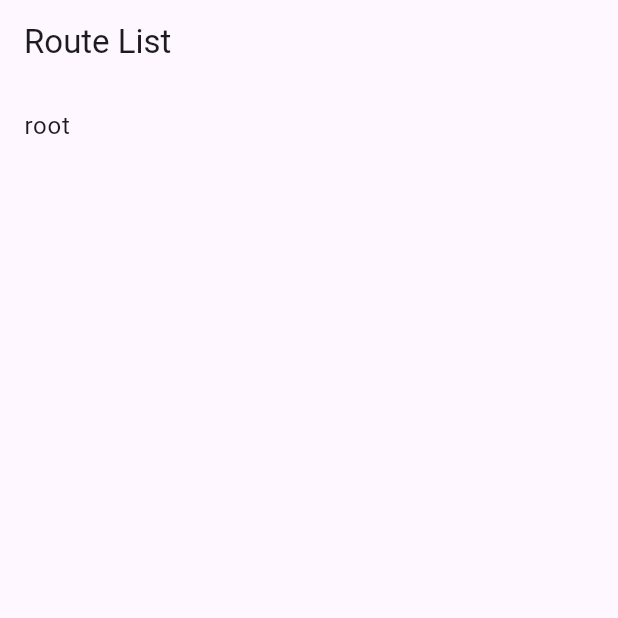
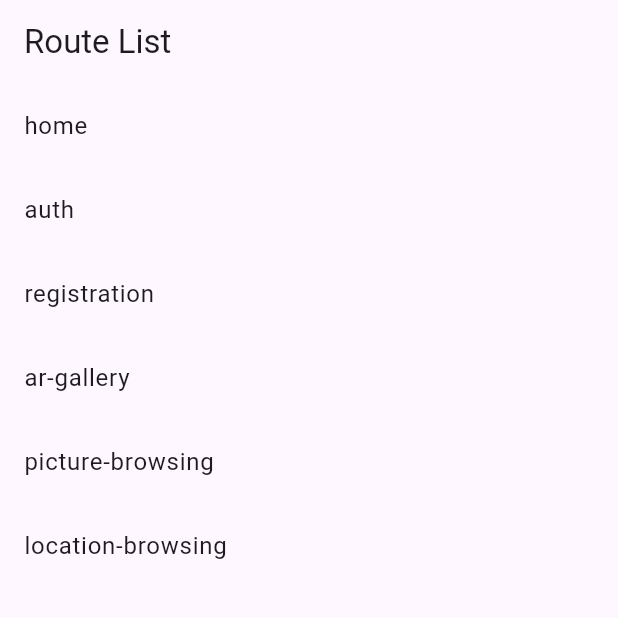
Before and after one commit to scla-sagauniv/last-tamushun-app, a Flutter app: the RouteListPage screen opened by its route, on a phone screen of 412 x 824 dp, the top half of it. Run offline on Flutter 3.47's test engine with Material 3 defaults, Android fonts, the phone set to English and light mode, and no system bars; our stand-ins replace go_router; missing offline and left inert: arkit_plugin.

Commit message:
feat: 必要なページ追加

```diff
--- a/lib/router.dart
+++ b/lib/router.dart
@@ -1,6 +1,11 @@
 import 'package:flutter/material.dart';
 import 'package:go_router/go_router.dart';
+import 'package:last_tamushun_app/ar_gallery/ar_gallery_page.dart';
+import 'package:last_tamushun_app/authentication/auth_page.dart';
 import 'package:last_tamushun_app/home/home_page.dart';
+import 'package:last_tamushun_app/location_browsing/location_browsing_page.dart';
+import 'package:last_tamushun_app/picture_browsing/picture_browsing_page.dart';
+import 'package:last_tamushun_app/registration/registration_page.dart';
 
 // GoRouter configuration
 GoRouter router = GoRouter(
@@ -12,6 +17,26 @@ GoRouter router = GoRouter(
     GoRoute(
       path: '/',
       builder: (context, state) => const HomePage(),
+    ),
+    GoRoute(
+      path: '/auth',
+      builder: (context, state) => const AuthPage(),
+    ),
+    GoRoute(
+      path: '/registration',
+      builder: (context, state) => const RegistrationPage(),
+    ),
+    GoRoute(
+      path: '/ar-gallery',
+      builder: (context, state) => const ARGalleryPage(),
+    ),
+    GoRoute(
+      path: '/picture-browsing',
+      builder: (context, state) => const PictureBrowsingPage(),
+    ),
+    GoRoute(
+      path: '/location-browsing',
+      builder: (context, state) => const LocationBrowsingPage(),
     ),
   ],
 );
@@ -28,8 +53,28 @@ class RouteListPage extends StatelessWidget {
       body: ListView(
         children: [
           ListTile(
-            title: const Text('root'),
+            title: const Text('home'),
             onTap: () => context.go('/'),
+          ),
+          ListTile(
+            title: const Text('auth'),
+            onTap: () => context.go('/auth'),
+          ),
+          ListTile(
+            title: const Text('registration'),
+            onTap: () => context.go('/registration'),
+          ),
+          ListTile(
+            title: const Text('ar-gallery'),
+            onTap: () => context.go('/ar-gallery'),
+          ),
+          ListTile(
+            title: const Text('picture-browsing'),
+            onTap: () => context.go('/picture-browsing'),
+          ),
+          ListTile(
+            title: const Text('location-browsing'),
+            onTap: () => context.go('/location-browsing'),
           ),
         ],
       ),
```
Also changed, not shown: lib/ar_gallery/ar_gallery_page.dart (added, +25 -0 lines), lib/authentication/auth_page.dart (added, +26 -0 lines), lib/home/home_page.dart (+54 -7 lines), lib/location_browsing/location_browsing_page.dart (added, +25 -0 lines), lib/picture_browsing/picture_browsing_page.dart (added, +25 -0 lines), lib/registration/registration_page.dart (added, +25 -0 lines).
